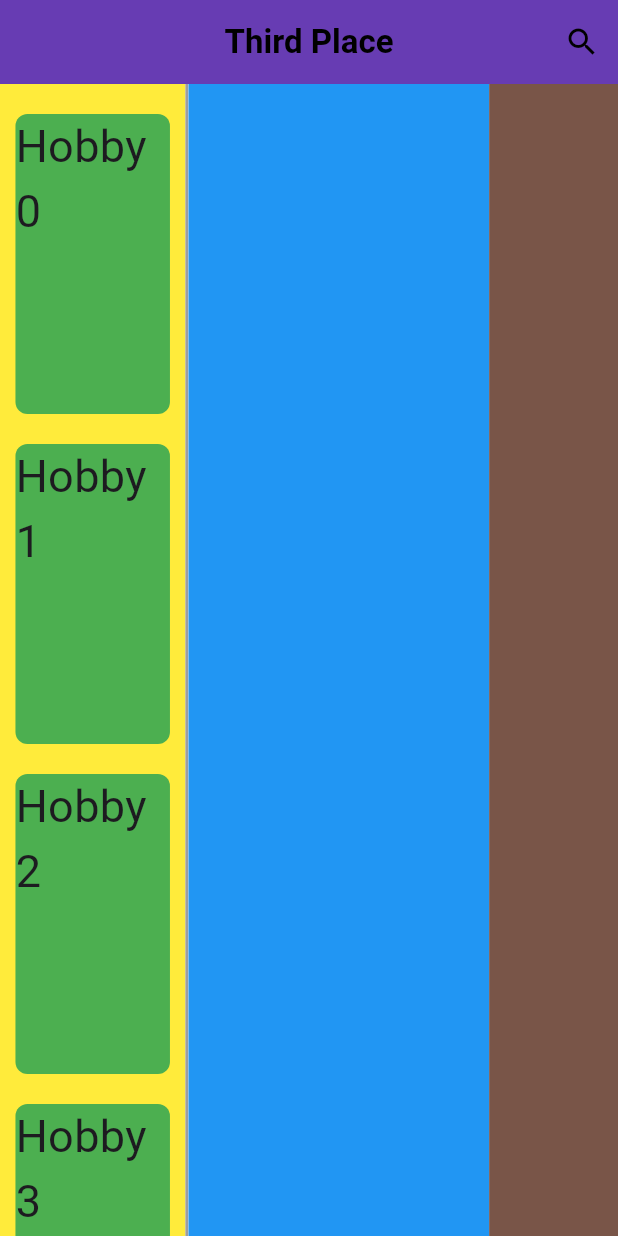
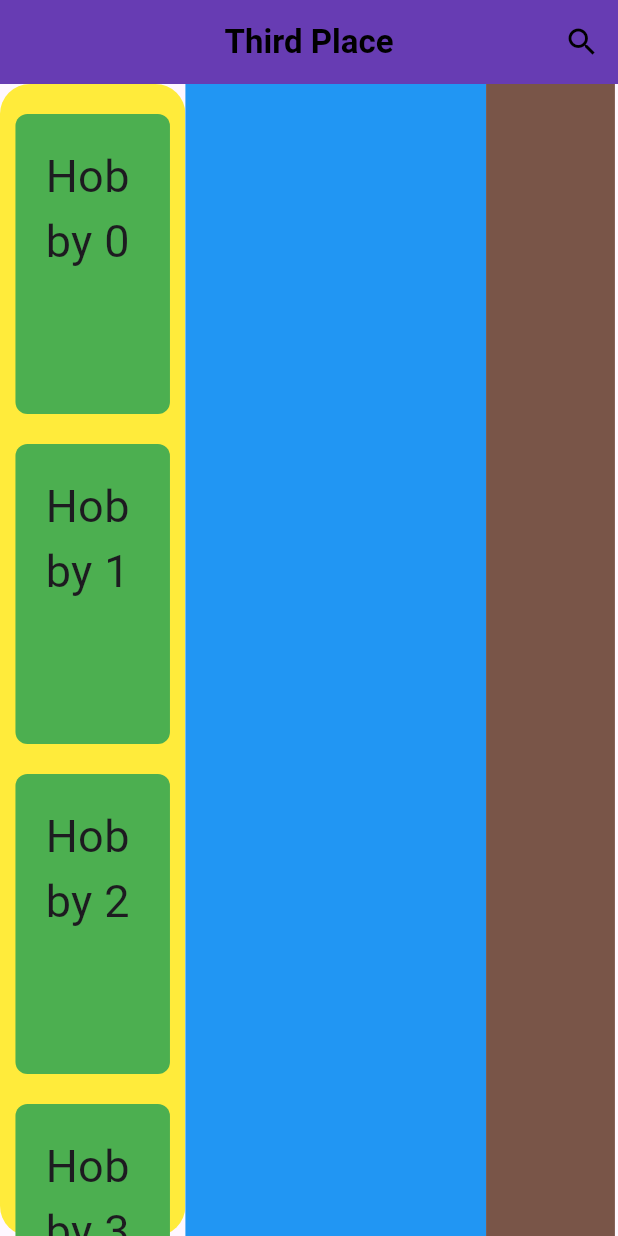
Before and after one commit to tyler-ham05/h4h2025, a Flutter app: the screen it shows after launch, after a tap on an icon or button, on a phone screen of 412 x 824 dp. Run offline on Flutter 3.47's test engine with Material 3 defaults, Android fonts, the phone set to English and light mode, and no system bars.

Commit message:
-modified default page view
Co-authored-by: tyler-ham05 <tyler-ham05@users.noreply.github.com>

```diff
--- a/frontend/lib/default_page.dart
+++ b/frontend/lib/default_page.dart
@@ -9,8 +9,15 @@ class DefaultPage extends StatelessWidget {
 
       child: Column(
         children: [
-          Image.asset("frontend/assets/h4hlogo.png"),
-          Text('Pick a hobby to get started'),
+          Image.asset("assets/h4hlogo_grayscale.png"),
+          Text(
+            'Pick a hobby to get started',
+            style: TextStyle(
+              color: Colors.grey,
+              fontSize: 40,
+              fontFamily: "Montserrat"
+            ),
+          ),
         ],
 
       )
--- a/frontend/lib/main.dart
+++ b/frontend/lib/main.dart
@@ -70,17 +70,20 @@
           children: [
             Container(
               width: MediaQuery.of(context).size.width * 0.3,
-              color: Colors.yellow,
+              decoration: BoxDecoration(
+                color: Colors.yellow,
+                borderRadius: BorderRadius.circular(20)
+
+              ),
               child: ListView.builder(
                 itemCount: dummydata.length,
                 itemBuilder: (context, index) {
-
                   return GestureDetector(
                     onTap: () {
                       setState(() {
                         expanded = index;
                       });
-                      print('You tapped on $index and expanded is $expanded');
+                      //print('You tapped on $index and expanded is $expanded');
                     },
                     child: Column(
                       children: [
@@ -90,6 +93,7 @@
                         Container(
                           width: MediaQuery.of(context).size.width * 0.25,
                           height: 200,
+                          padding: EdgeInsets.all(20),
                           decoration: BoxDecoration(
                             color: Colors.green,
                             borderRadius: BorderRadius.circular(8),
@@ -108,13 +112,6 @@
               ),
             ),
             // Container for expanded view
-            SizedBox(
-              width: MediaQuery.sizeOf(context).width * 0.005,
-              height: MediaQuery.sizeOf(context).height,
-              child: Container(
-                color: Colors.grey,
-              ),
-            ),
             Container(
               color: Colors.white,
               width: MediaQuery.sizeOf(context).width * 0.695,
--- a/frontend/pubspec.yaml
+++ b/frontend/pubspec.yaml
@@ -52,11 +52,15 @@ dev_dependencies:
 
 # The following section is specific to Flutter packages.
 flutter:
+  assets:
+  - assets/h4hlogo.png
+  - assets/h4hlogo_grayscale.png
 
   # The following line ensures that the Material Icons font is
   # included with your application, so that you can use the icons in
   # the material Icons class.
   uses-material-design: true
+
 
   # To add assets to your application, add an assets section, like this:
   # assets:
```
Also changed, not shown: frontend/assets/h4hlogo_grayscale.png (added).
